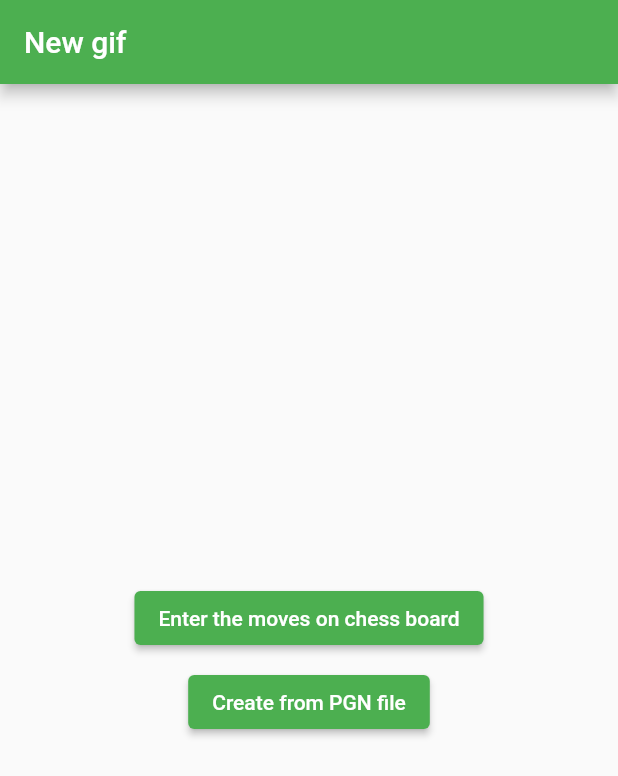
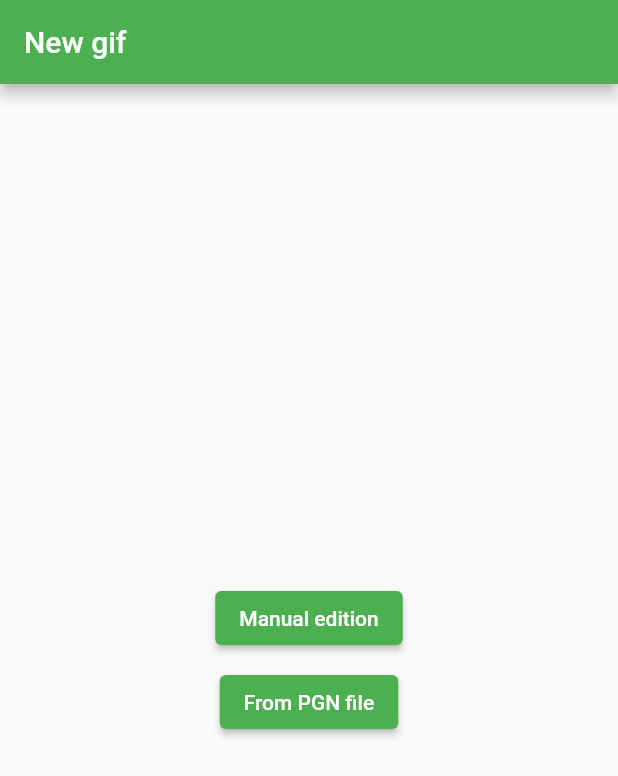
Before and after one commit to loloof64/ChessGifGenerator, a Flutter app: the screen it shows after launch, on a phone screen of 412 x 824 dp. Shown: the top 776 px of the screen. Run offline on Flutter 3.47's test engine with Material 2 defaults, Android fonts, the phone set to English and light mode, and no system bars; generated files the repository leaves out were written again.

Commit message:
Set up I18n

```diff
--- /dev/null
+++ b/l10n.yaml
@@ -0,0 +1,3 @@
+arb-dir: lib/l10n
+template-arb-file: app_en.arb
+output-localization-file: app_localizations.dart
--- /dev/null
+++ b/lib/l10n/app_en.arb
@@ -0,0 +1,5 @@
+{
+    "pages_new_gif_title": "New gif",
+    "pages_new_gif_buttons_manual_creation": "Manual edition",
+    "pages_new_gif_buttons_creation_from_pgn": "From PGN file"
+}
--- /dev/null
+++ b/lib/l10n/app_es.arb
@@ -0,0 +1,5 @@
+{
+    "pages_new_gif_title": "Nuevo GIF",
+    "pages_new_gif_buttons_manual_creation": "Edición manual",
+    "pages_new_gif_buttons_creation_from_pgn": "Desde archivo PGN"
+}
--- /dev/null
+++ b/lib/l10n/app_fr.arb
@@ -0,0 +1,5 @@
+{
+    "pages_new_gif_title": "Nouveau GIF",
+    "pages_new_gif_buttons_manual_creation": "Édition manuelle",
+    "pages_new_gif_buttons_creation_from_pgn": "A partir fichier PGN"
+}
--- a/lib/main.dart
+++ b/lib/main.dart
@@ -1,5 +1,6 @@
 import 'package:flutter/material.dart';
 import 'screens/new_gif_screen.dart';
+import 'package:flutter_gen/gen_l10n/app_localizations.dart';
 
 void main() {
   runApp(const MyApp());
@@ -15,6 +16,8 @@ class MyApp extends StatelessWidget {
       theme: ThemeData(
         primarySwatch: Colors.green,
       ),
+      localizationsDelegates: AppLocalizations.localizationsDelegates,
+      supportedLocales: AppLocalizations.supportedLocales,
       routes: {
         '/': (context) => const NewGifScreen(),
       },
--- a/lib/screens/new_gif_screen.dart
+++ b/lib/screens/new_gif_screen.dart
@@ -1,4 +1,5 @@
 import 'package:flutter/material.dart';
+import 'package:flutter_gen/gen_l10n/app_localizations.dart';
 
 class NewGifScreen extends StatelessWidget {
   const NewGifScreen({super.key});
@@ -11,7 +12,9 @@ class NewGifScreen extends StatelessWidget {
   Widget build(BuildContext context) {
     return Scaffold(
       appBar: AppBar(
-        title: const Text('New gif'),
+        title: Text(
+          AppLocalizations.of(context)!.pages_new_gif_title,
+        ),
       ),
       body: Center(
         child: Column(
@@ -20,14 +23,20 @@ class NewGifScreen extends StatelessWidget {
           children: [
             ElevatedButton(
               onPressed: _letUserEditGif,
-              child: const Text('Enter the moves on chess board'),
+              child: Text(
+                AppLocalizations.of(context)!
+                    .pages_new_gif_buttons_manual_creation,
+              ),
             ),
             const SizedBox(
               height: 8,
             ),
             ElevatedButton(
               onPressed: _letUserChoosePgn,
-              child: const Text('Create from PGN file'),
+              child: Text(
+                AppLocalizations.of(context)!
+                    .pages_new_gif_buttons_creation_from_pgn,
+              ),
             )
           ],
         ),
--- a/pubspec.yaml
+++ b/pubspec.yaml
@@ -36,6 +36,9 @@ dependencies:
   simple_chess_board: ^0.3.8
   chess: ^0.8.0
   file_picker: ^5.2.1
+  flutter_localizations:
+    sdk: flutter
+  intl: ^0.17.0
 
 
   # The following adds the Cupertino Icons font to your application.
@@ -58,6 +61,7 @@ dev_dependencies:
 
 # The following section is specific to Flutter packages.
 flutter:
+  generate: true
 
   # The following line ensures that the Material Icons font is
   # included with your application, so that you can use the icons in
```
Also changed, not shown: pubspec.lock.
